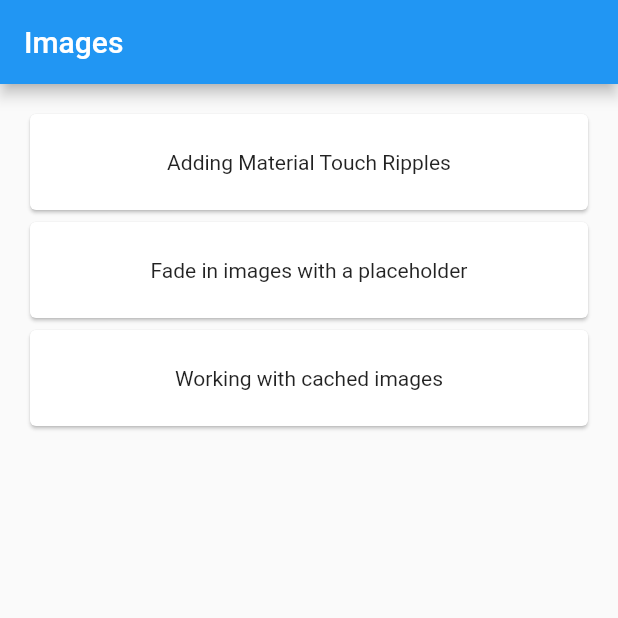
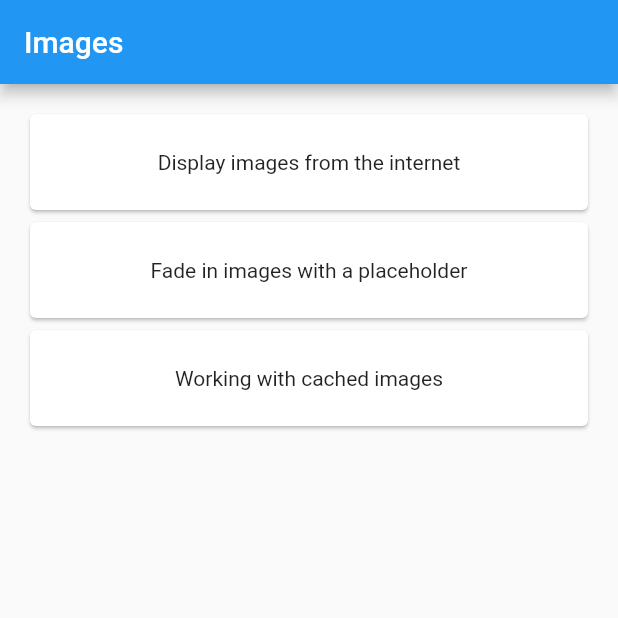
Before and after one commit to potikorn/Flutter-Cookbook, a Flutter app: the MainImagesMenu screen opened directly, on a phone screen of 412 x 824 dp, the top half of it. Run offline on Flutter 3.47's test engine with Material 2 defaults, Android fonts, the phone set to English and light mode, and no system bars; our stand-ins replace cached_network_image, shared_preferences, transparent_image; accounts and stored records are empty.

Commit message:
fixed menu name

```diff
--- a/lib/images/mainimages.dart
+++ b/lib/images/mainimages.dart
@@ -8,7 +8,7 @@ void main() => runApp(MainImagesMenu());
 
 class MainImagesMenu extends StatelessWidget {
   final _imageMenu = [
-    'Adding Material Touch Ripples',
+    'Display images from the internet',
     'Fade in images with a placeholder',
     'Working with cached images',
   ];
```
